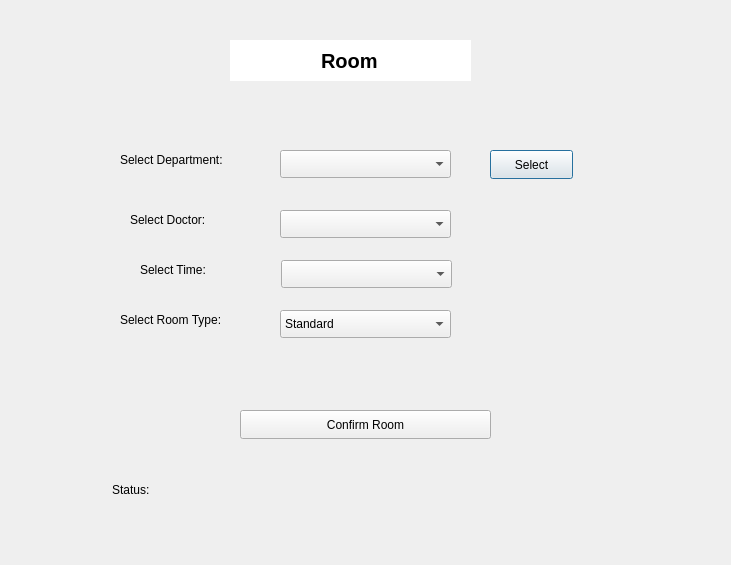
Above: bookroomwindow.ui from KirolousFouty/Hospital_Project before the change. Below: the same form after it.
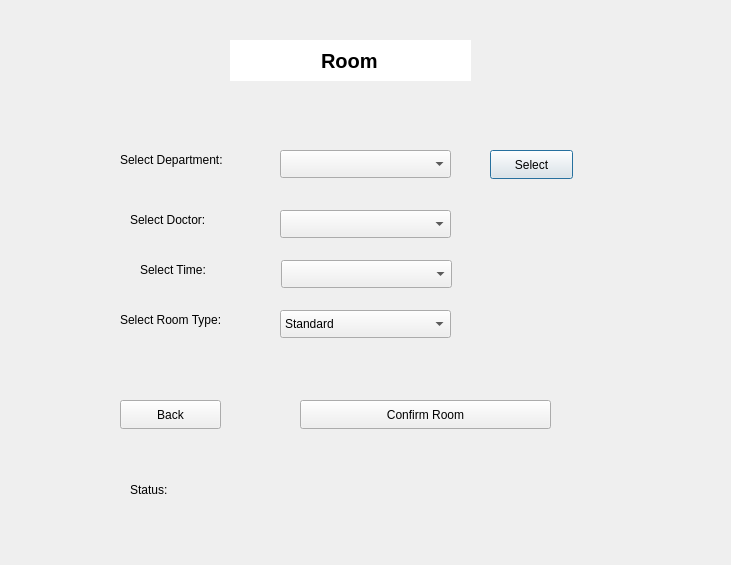
That is the form after the change.

Diff of the .ui file:
```diff
--- a/bookroomwindow.ui
+++ b/bookroomwindow.ui
@@ -90,8 +90,8 @@
   <widget class="QPushButton" name="confirmAppointmentButton">
    <property name="geometry">
     <rect>
-     <x>240</x>
-     <y>410</y>
+     <x>300</x>
+     <y>400</y>
      <width>251</width>
      <height>29</height>
     </rect>
@@ -177,7 +177,7 @@
   <widget class="QLabel" name="statusTitle">
    <property name="geometry">
     <rect>
-     <x>112</x>
+     <x>130</x>
      <y>480</y>
      <width>381</width>
      <height>20</height>
@@ -187,6 +187,19 @@
     <string>Status:</string>
    </property>
   </widget>
+  <widget class="QPushButton" name="backButton">
+   <property name="geometry">
+    <rect>
+     <x>120</x>
+     <y>400</y>
+     <width>101</width>
+     <height>29</height>
+    </rect>
+   </property>
+   <property name="text">
+    <string>Back</string>
+   </property>
+  </widget>
  </widget>
  <resources/>
  <connections/>
```
